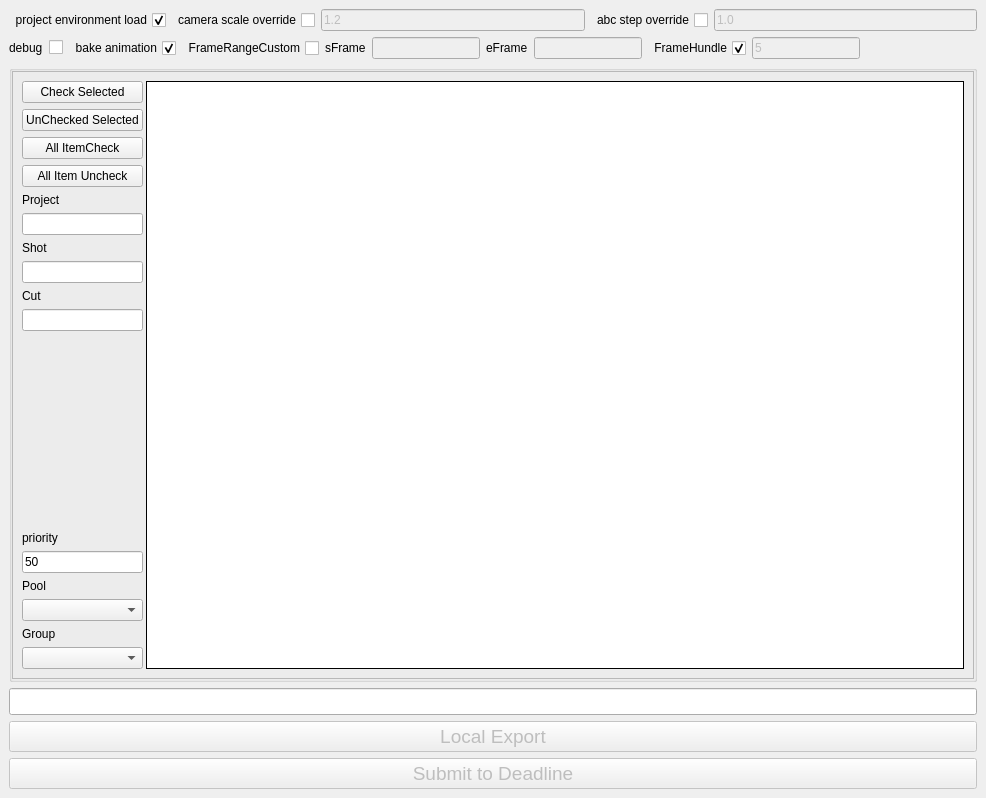
First picture: the form in pycode/gui.ui, repository n-designdev/ND_AssetExporter, before the edit.
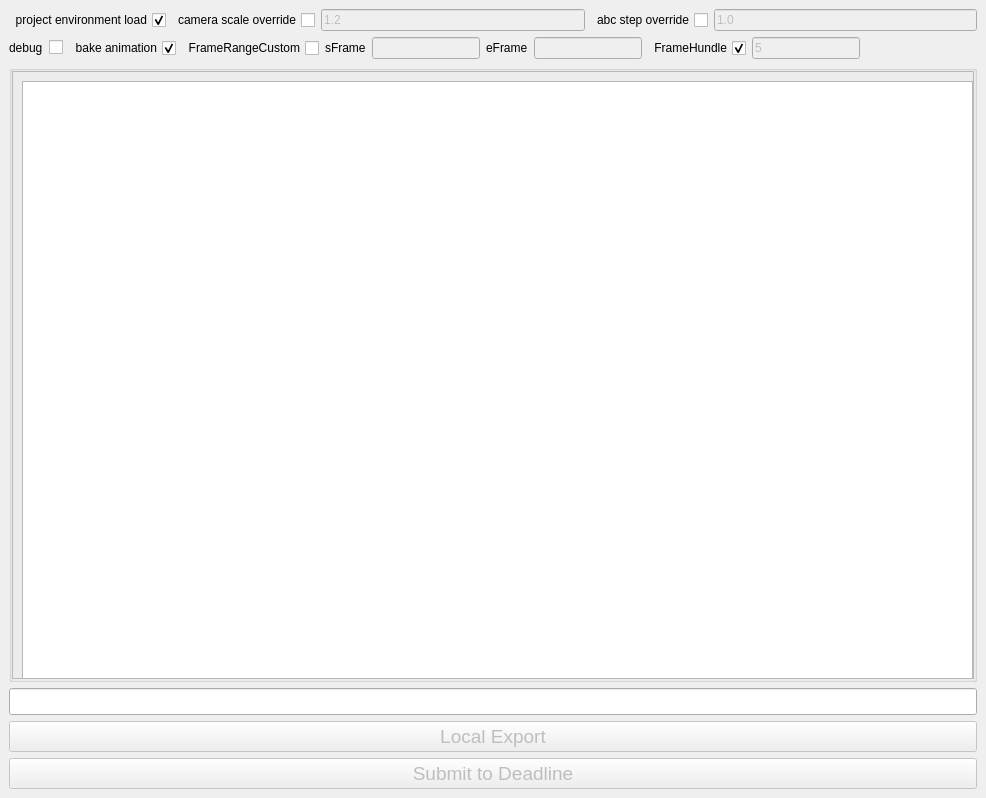
Second picture: the form after the edit.

Diff of the .ui file:
```diff
--- a/pycode/gui.ui
+++ b/pycode/gui.ui
@@ -361,7 +361,7 @@
              <enum>QFrame::StyledPanel</enum>
             </property>
             <property name="currentIndex">
-             <number>1</number>
+             <number>2</number>
             </property>
             <widget class="QWidget" name="DDpage">
              <property name="sizePolicy">
@@ -821,6 +821,23 @@
               </item>
              </layout>
             </widget>
+            <widget class="QWidget" name="page">
+             <widget class="QWidget" name="verticalLayoutWidget">
+              <property name="geometry">
+               <rect>
+                <x>9</x>
+                <y>9</y>
+                <width>951</width>
+                <height>601</height>
+               </rect>
+              </property>
+              <layout class="QVBoxLayout" name="verticalLayout_11">
+               <item>
+                <widget class="QPlainTextEdit" name="log_area"/>
+               </item>
+              </layout>
+             </widget>
+            </widget>
            </widget>
           </item>
          </layout>
```
